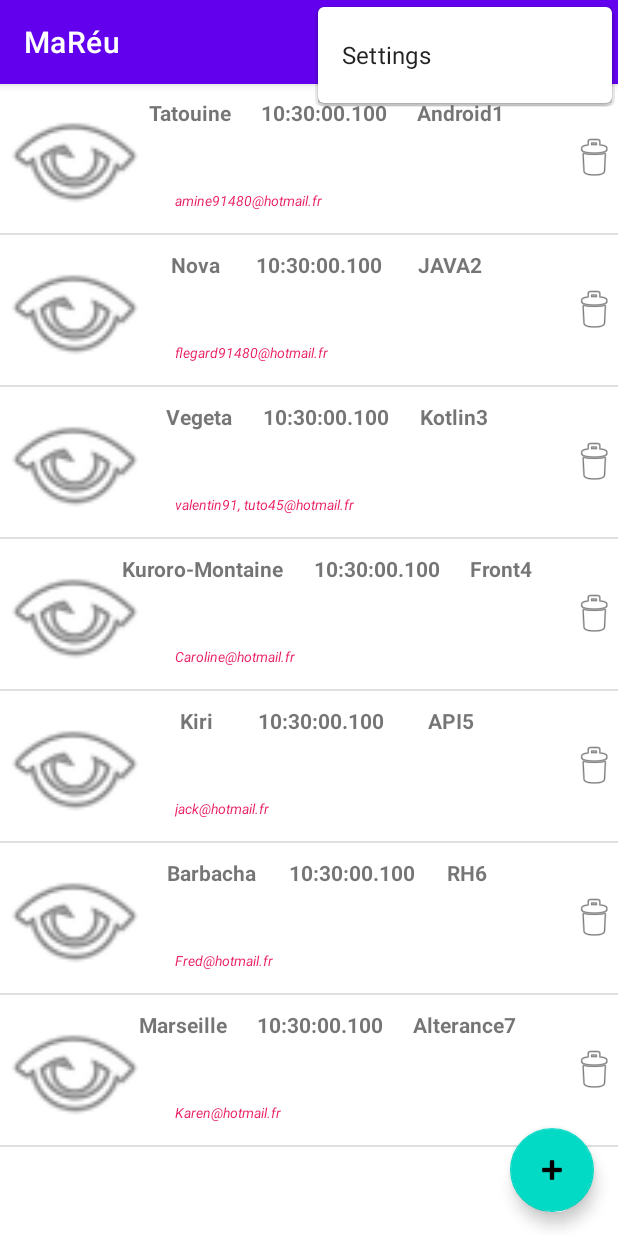
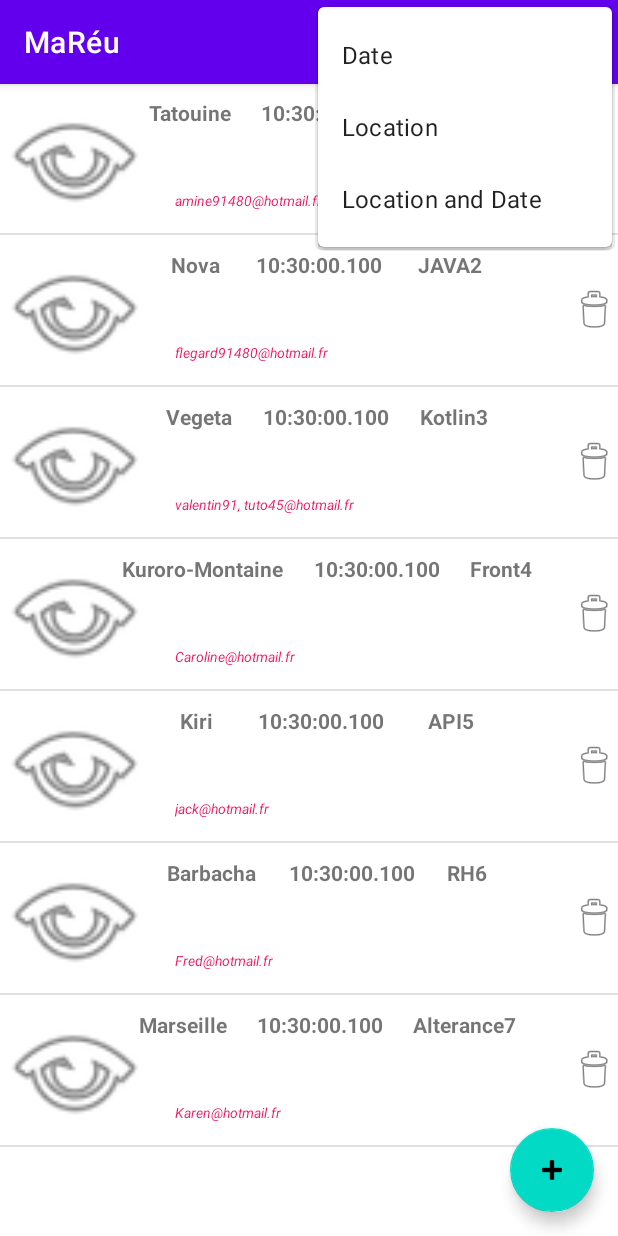
Before and after one commit to amine91480/OC_MaReu, an Android app: the screen it shows after launch (MainActivity), with the options menu open, on a phone screen of 412 x 824 dp. Run offline under Robolectric (Android 15) with nearby library versions, the phone set to English and light mode, and no system bars; our stand-ins replace ButterKnife.

Commit message:
Add icone and item on the menu toolbar

```diff
--- /dev/null
+++ b/app/src/main/res/drawable/ic_baseline_filter_list_24.xml
@@ -0,0 +1,10 @@
+<vector xmlns:android="http://schemas.android.com/apk/res/android"
+    android:width="24dp"
+    android:height="24dp"
+    android:viewportWidth="24"
+    android:viewportHeight="24"
+    android:tint="?attr/colorControlNormal">
+  <path
+      android:fillColor="@android:color/white"
+      android:pathData="M10,18h4v-2h-4v2zM3,6v2h18L21,6L3,6zM6,13h12v-2L6,11v2z"/>
+</vector>
--- a/app/src/main/res/menu/menu_main.xml
+++ b/app/src/main/res/menu/menu_main.xml
@@ -6,5 +6,26 @@
         android:id="@+id/action_settings"
         android:orderInCategory="100"
         android:title="@string/action_settings"
-        app:showAsAction="never" />
+        android:icon="@drawable/ic_baseline_filter_list_24"
+        app:showAsAction="ifRoom" />
+
+    <item
+        android:id="@+id/filter_date"
+        android:title="Date"
+        app:showAsAction="never"
+        />
+
+    <item
+        android:id="@+id/filter_location"
+        android:title="Location"
+        app:showAsAction="never"
+        />
+
+    <item
+        android:id="@+id/filter_location_and_date"
+        android:title="Location and Date"
+        app:showAsAction="never"
+        />
+
+
 </menu>
```
